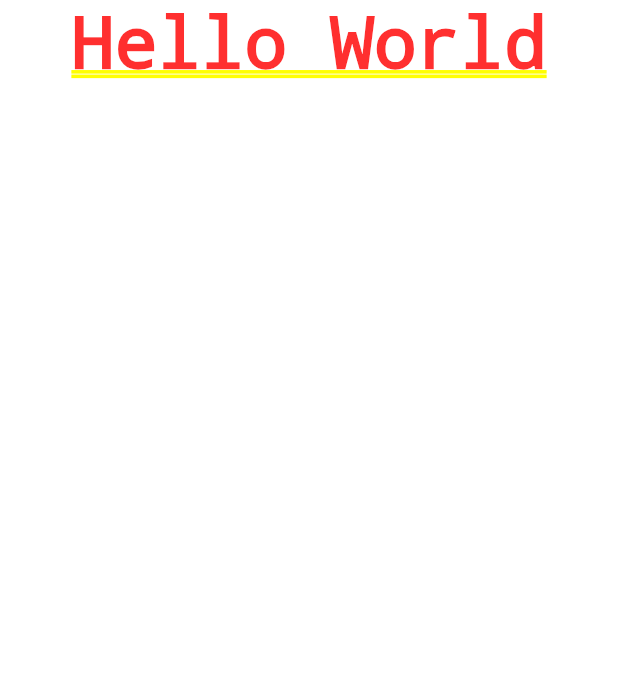
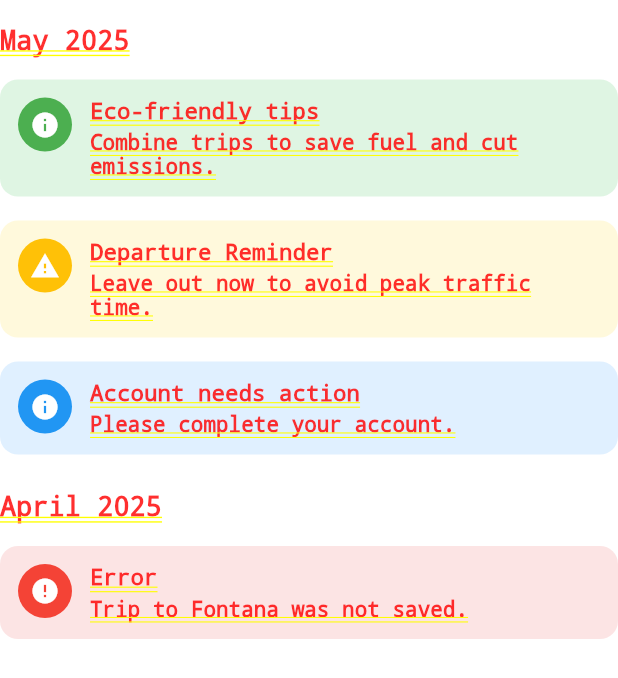
Before and after one commit to dameliac/SDAR, a Flutter app: the Messages screen opened directly, on a phone screen of 412 x 824 dp. Shown: the top 678 px of the screen. Run offline on Flutter 3.47's test engine with Material 3 defaults, Android fonts, the phone set to English and light mode, and no system bars; drawn by our look-alikes of toastification; our stand-ins replace flutter_map, flutter_svg, latlong2, pocketbase, shared_preferences; missing offline and left inert: forui; accounts and stored records are empty.

Commit message:
frontend for notifications is complete

```diff
--- a/sdar/lib/main.dart
+++ b/sdar/lib/main.dart
@@ -10,6 +10,7 @@ import 'package:sdar/profile.dart';
 import 'package:sdar/trips.dart';
 import 'package:provider/provider.dart';
 import 'package:toastification/toastification.dart';
+import 'package:flutter_svg/flutter_svg.dart';
 
 void main() {
   runApp(ChangeNotifierProvider(
@@ -99,7 +100,7 @@ class _MyHomePageState extends State<MyHomePage> {
           index: app.index,
           children: [Home(), Messages(), Trips(), History(), ProfilePage()],
         ),
-
+      //NAVIGATION BAR
         footer: FBottomNavigationBar(
           index: app.index,
           onChange: (index) => setState(() => app.index = index),
@@ -118,7 +119,7 @@ class _MyHomePageState extends State<MyHomePage> {
             ),
 
             FBottomNavigationBarItem(
-              icon: FIcon(FAssets.icons.libraryBig),
+              icon: SvgPicture.asset('assets/images/lets-icons--ticket-alt.svg',width: 24, height: 24,),
               label: const Text('History'),
             ),
             FBottomNavigationBarItem(
--- a/sdar/lib/notification.dart
+++ b/sdar/lib/notification.dart
@@ -1,5 +1,6 @@
 import 'package:flutter/material.dart';
 import 'package:forui/forui.dart';
+import 'package:intl/intl.dart';
 
 
 class Messages extends StatefulWidget {
@@ -12,16 +13,148 @@ class Messages extends StatefulWidget {
 }
 
 class _StateMessages extends State<Messages> {
+  final List<NotificationCard> notifications = [
+    NotificationCard(
+      icon: Icons.info,
+      iconBackgroundColor: Color(0xFF4CAF50),
+      cardBackgroundColor: Color(0xFFDFF5E3),
+      date: DateTime(2025, 5, 8),
+      title: 'Eco-friendly tips',
+      message: 'Combine trips to save fuel and cut emissions.',
+    ),
+    NotificationCard(
+      icon: Icons.warning,
+      iconBackgroundColor: Color(0xFFFFC107),
+      cardBackgroundColor: Color(0xFFFFF9DC),
+      date: DateTime(2025, 5, 8),
+      title: 'Departure Reminder',
+      message: 'Leave out now to avoid peak traffic time.',
+    ),
+    NotificationCard(
+      icon: Icons.error,
+      iconBackgroundColor: Color(0xFFF44336),
+      cardBackgroundColor: Color(0xFFFCE4E4),
+      date: DateTime(2025, 4, 10),
+      title: 'Error',
+      message: 'Trip to Fontana was not saved.',
+    ),
+    NotificationCard(
+      icon: Icons.info,
+      iconBackgroundColor: Color(0xFF2196F3),
+      cardBackgroundColor: Color(0xFFE0F0FF),
+      date: DateTime(2025, 5, 20),
+      title: 'Account needs action',
+      message: 'Please complete your account.',
+    ),
+  ];
 
     @override
   Widget build(BuildContext context) {
+    final grouped = groupNotifications(notifications);
     return FScaffold(
-      header: FHeader(title: const Text("Messages")),
-      content: Column(
+      header: FHeader(title: const Text("Notifications")),
+        content: SingleChildScrollView(
+          child: Column(
+            crossAxisAlignment: CrossAxisAlignment.start,
+            children: grouped.entries.map((entry) {
+              return Column(
+                crossAxisAlignment: CrossAxisAlignment.start,
+                children: [
+                  SizedBox(height: 16),
+                  Text(
+                    entry.key,
+                    style: TextStyle(fontSize: 18, fontWeight: FontWeight.bold),
+                  ),
+                  SizedBox(height: 8),
+                  ...entry.value,
+                ],
+              );
+            }).toList(),
+          ),
+        ),
+      );
+  }
+}
+
+//generated from ChatGPT
+class NotificationCard extends StatelessWidget {
+  final IconData icon;
+  final Color iconBackgroundColor;
+  final Color cardBackgroundColor;
+  final String title;
+  final String message;
+  final DateTime date;
+
+  const NotificationCard({
+    Key? key,
+    required this.icon,
+    required this.iconBackgroundColor,
+    required this.cardBackgroundColor,
+    required this.title,
+    required this.message,
+    required this.date
+  }) : super(key: key);
+
+  @override
+  Widget build(BuildContext context) {
+    return Container(
+      margin: EdgeInsets.symmetric(vertical: 8),
+      padding: EdgeInsets.all(12),
+      decoration: BoxDecoration(
+        color: cardBackgroundColor,
+        borderRadius: BorderRadius.circular(12),
+      ),
+      child: Row(
+        crossAxisAlignment: CrossAxisAlignment.start,
         children: [
-          Text('Hello World')
+          // Circular icon
+          Container(
+            padding: EdgeInsets.all(8),
+            decoration: BoxDecoration(
+              shape: BoxShape.circle,
+              color: iconBackgroundColor,
+            ),
+            child: Icon(
+              icon,
+              color: Colors.white,
+              size: 20,
+            ),
+          ),
+          SizedBox(width: 12),
+          // Text content
+          Expanded(
+            child: Column(
+              crossAxisAlignment: CrossAxisAlignment.start,
+              children: [
+                Text(
+                  title,
+                  style: TextStyle(
+                    fontWeight: FontWeight.w600,
+                    fontSize: 15,
+                  ),
+                ),
+                SizedBox(height: 4),
+                Text(
+                  message,
+                  style: TextStyle(fontSize: 14),
+                ),
+              ],
+            ),
+          ),
         ],
-      )
+      ),
     );
   }
 }
+
+//Group Notification by Date
+Map<String, List<NotificationCard>> groupNotifications(List<NotificationCard> notifications) {
+  final Map<String, List<NotificationCard>> grouped = {};
+
+  for (var item in notifications) {
+    final String key = '${DateFormat('MMMM yyyy').format(item.date)}';
+    grouped.putIfAbsent(key, () => []).add(item);
+  }
+
+  return grouped;
+}
--- a/sdar/pubspec.yaml
+++ b/sdar/pubspec.yaml
@@ -30,7 +30,7 @@ environment:
 dependencies:
   flutter:
     sdk: flutter
-
+  flutter_svg: ^2.0.7
   # The following adds the Cupertino Icons font to your application.
   # Use with the CupertinoIcons class for iOS style icons.
   cupertino_icons: ^1.0.8
@@ -65,7 +65,8 @@ flutter:
   uses-material-design: true
 
   # To add assets to your application, add an assets section, like this:
-  # assets:
+  assets:
+    - assets/images/lets-icons--ticket-alt.svg
   #   - images/a_dot_burr.jpeg
   #   - images/a_dot_ham.jpeg
 
```
Also changed, not shown: sdar/assets/images/lets-icons--ticket-alt.svg (added), sdar/pubspec.lock, 2 other files.
